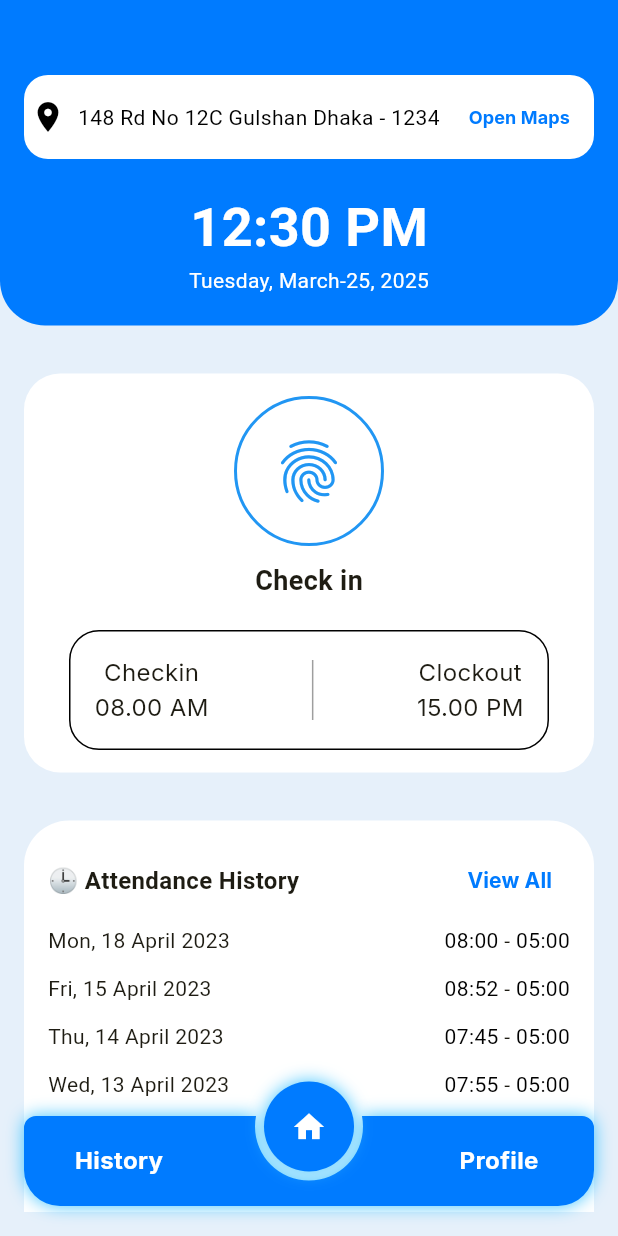
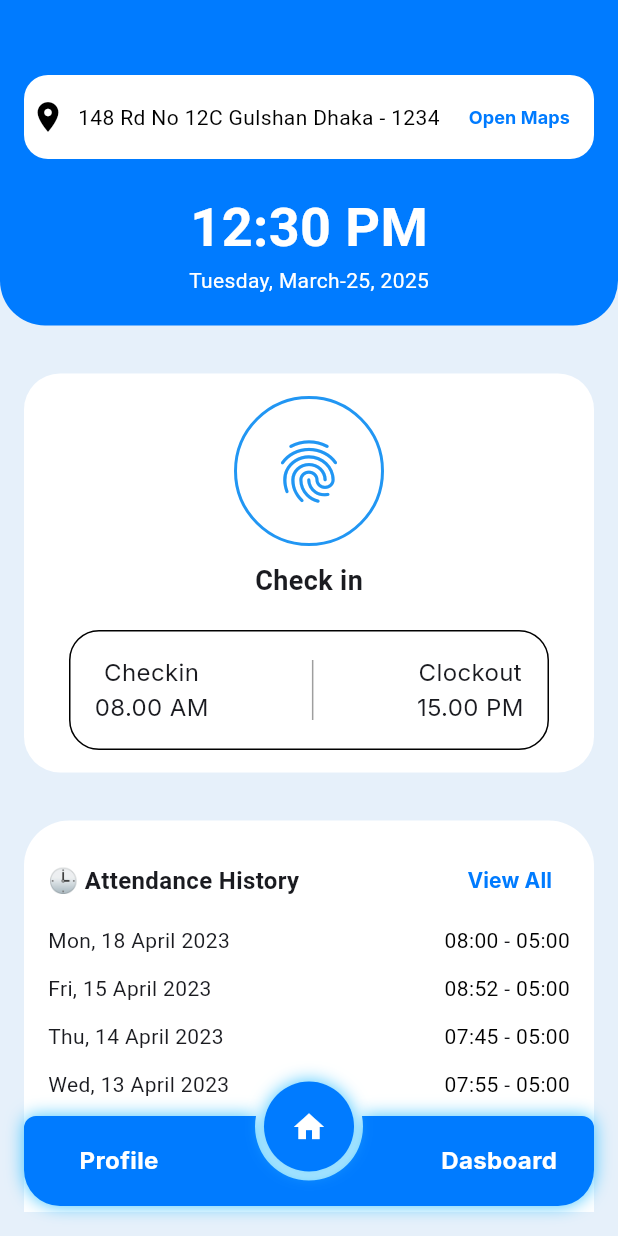
Before and after one commit to AnwarSeptian/hadirin_app, a Flutter app: the screen it shows after launch, after a tap on "Login", on a phone screen of 412 x 824 dp. Run offline on Flutter 3.47's test engine with Material 3 defaults, Android fonts, the phone set to English and light mode, and no system bars; drawn by our look-alikes of circle_nav_bar; our stand-ins replace google_fonts, shared_preferences.

Commit message:
update UI

```diff
--- a/lib/main.dart
+++ b/lib/main.dart
@@ -16,7 +16,7 @@ class MyApp extends StatelessWidget {
       title: 'Flutter Demo',
       debugShowCheckedModeBanner: false,
       theme: ThemeData(
-        colorScheme: ColorScheme.fromSeed(seedColor: AppColor.coklat),
+        colorScheme: ColorScheme.fromSeed(seedColor: AppColor.blue),
       ),
       home: LoginScreen(),
     );
--- a/lib/screen/auth/login.dart
+++ b/lib/screen/auth/login.dart
@@ -22,7 +22,7 @@ class _LoginScreenState extends State<LoginScreen> {
   @override
   Widget build(BuildContext context) {
     return Scaffold(
-      backgroundColor: AppColor.coklat,
+      backgroundColor: AppColor.blue,
       body: SafeArea(
         child: Stack(
           children: [
@@ -34,7 +34,7 @@ class _LoginScreenState extends State<LoginScreen> {
                   width: double.infinity,
                   height: 350,
                   decoration: BoxDecoration(
-                    color: AppColor.brown,
+                    color: AppColor.bluelight,
                     borderRadius: BorderRadius.vertical(
                       top: Radius.circular(100),
                     ),
--- a/lib/screen/main_screen/button_navbar.dart
+++ b/lib/screen/main_screen/button_navbar.dart
@@ -41,14 +41,14 @@ class _ButtonNavbarState extends State<ButtonNavbar>
       extendBody: true,
       bottomNavigationBar: CircleNavBar(
         activeIcons: const [
-          Icon(Icons.favorite, color: AppColor.coklat),
+          Icon(Icons.person, color: Colors.white),
           Icon(Icons.home, color: Colors.white),
-          Icon(Icons.person, color: Colors.white),
+          Icon(Icons.dehaze_sharp, color: Colors.white),
         ],
         inactiveIcons: [
-          AppStyle.titleBold(text: "History", color: Colors.white),
+          AppStyle.titleBold(text: "Profile", color: Colors.white),
           AppStyle.titleBold(text: "Home", color: Colors.white),
-          AppStyle.titleBold(text: "Profile", color: Colors.white),
+          AppStyle.titleBold(text: "Dasboard", color: Colors.white),
         ],
         color: Color(0xff007BFF),
         height: 60,
```
